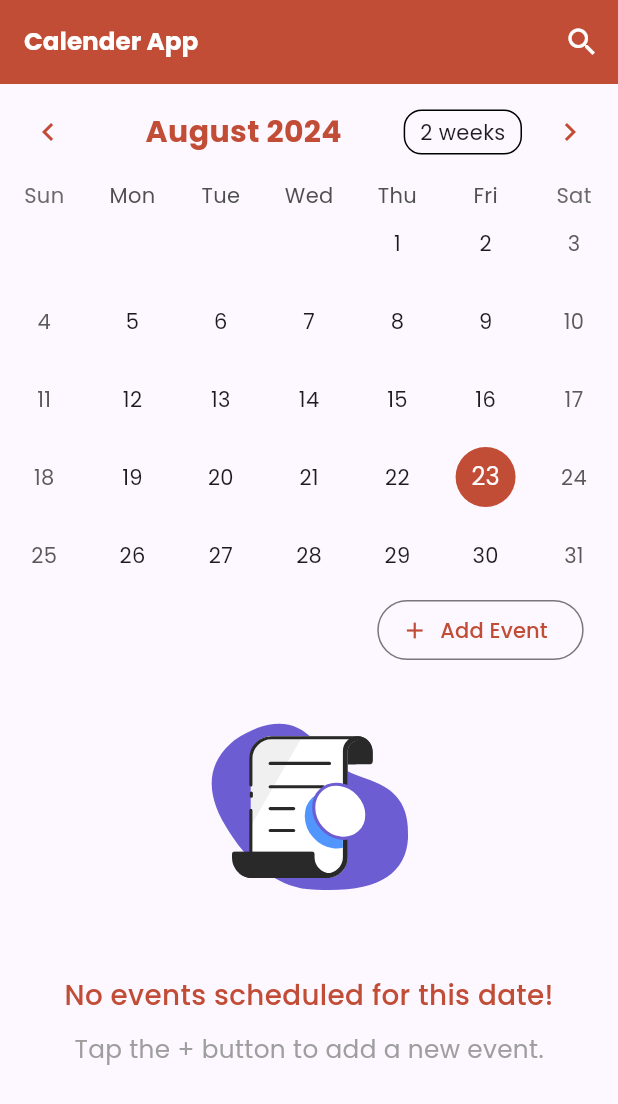
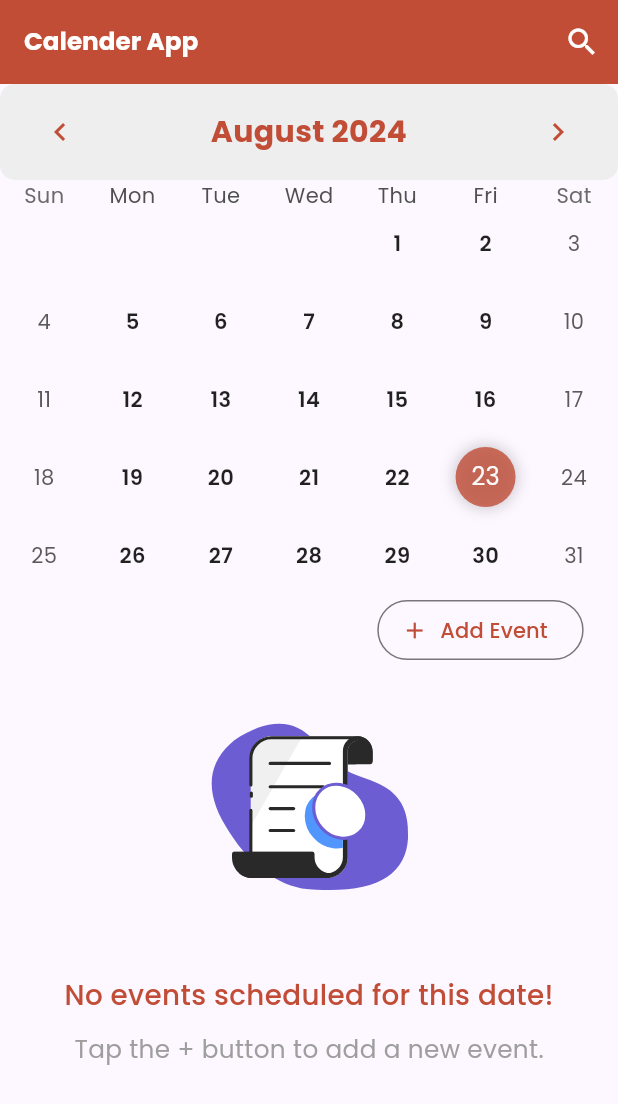
Before and after one commit to yasinpalash/Eventify, a Flutter app: the screen it shows after launch, on a phone screen of 412 x 824 dp. Shown: the top 1104 px of the screen. Run offline on Flutter 3.47's test engine with Material 3 defaults, Android fonts, the phone set to English and light mode, and no system bars; drawn by our look-alikes of table_calendar; our stand-ins replace file_picker, flutter_screenutil, flutter_secure_storage, get, google_fonts, hive and 2 more; accounts and stored records are empty.

Commit message:
mark day

```diff
--- a/lib/view/home_screen.dart
+++ b/lib/view/home_screen.dart
@@ -29,7 +29,8 @@ class _HomeScreenState extends State<HomeScreen> {
     Map<DateTime, List> eventMarkers = {};
 
     for (var event in events) {
-      DateTime eventDay = DateTime.utc(event.date.year, event.date.month, event.date.day);
+      DateTime eventDay =
+          DateTime.utc(event.date.year, event.date.month, event.date.day);
       if (eventMarkers[eventDay] == null) {
         eventMarkers[eventDay] = [event];
       } else {
@@ -115,50 +116,73 @@ class _HomeScreenState extends State<HomeScreen> {
                         daySelected = selectedDay;
                       });
                     },
-                    calendarStyle: const CalendarStyle(
+                    calendarStyle: CalendarStyle(
                       todayDecoration: BoxDecoration(
-                        color: AppColors.primaryColor,
+                        color: AppColors.primaryColor.withOpacity(0.8),
                         shape: BoxShape.circle,
+                        boxShadow: [
+                          BoxShadow(
+                            color: Colors.black.withOpacity(0.2),
+                            blurRadius: 8,
+                            spreadRadius: 1,
+                          ),
+                        ],
                       ),
                       selectedDecoration: BoxDecoration(
-                        color: Colors.deepOrange,
+                        color: Colors.grey,
                         shape: BoxShape.circle,
+                        boxShadow: [
+                          BoxShadow(
+                            color: Colors.black.withOpacity(0.3),
+                            blurRadius: 8,
+                            spreadRadius: 1,
                           ),
-                      holidayTextStyle: TextStyle(
-                        color: Colors.green,
+                        ],
+                      ),
+                      defaultTextStyle: const TextStyle(
+                        color: Colors.black87,
+                        fontWeight: FontWeight.w600,
                       ),
                       outsideDaysVisible: false,
                     ),
-                    headerStyle: const HeaderStyle(
-                      formatButtonVisible: true,
+                    headerStyle: HeaderStyle(
+                      formatButtonVisible: false,
                       titleCentered: true,
-                      titleTextStyle: TextStyle(
+                      titleTextStyle: const TextStyle(
                         fontSize: 20.0,
                         fontWeight: FontWeight.bold,
                         color: AppColors.primaryColor,
                       ),
-                      leftChevronIcon: Icon(
+                      leftChevronIcon: const Icon(
                         Icons.chevron_left,
                         color: AppColors.primaryColor,
                       ),
-                      rightChevronIcon: Icon(
+                      rightChevronIcon: const Icon(
                         Icons.chevron_right,
                         color: AppColors.primaryColor,
                       ),
+                      decoration: BoxDecoration(
+                        color: Colors.grey[200],
+                        borderRadius: BorderRadius.circular(10),
+                      ),
+                      headerPadding: const EdgeInsets.all(8.0),
                     ),
                     calendarBuilders: CalendarBuilders(
                       defaultBuilder: (context, day, focusedDay) {
                         if (eventMarkers.containsKey(day)) {
                           return Container(
-                            margin: const EdgeInsets.all(4.0),
+                            margin: const EdgeInsets.all(9.0),
                             decoration: BoxDecoration(
                               shape: BoxShape.circle,
-                              color: Colors.red, // Marking the day with events in red
+                              color: AppColors.primaryColor.withOpacity(0.3),
                             ),
                             child: Center(
                               child: Text(
                                 '${day.day}',
-                                style: TextStyle(color: Colors.white),
+                                style: const TextStyle(
+                                  color: Colors.black,
+                                  fontWeight: FontWeight.bold,
+                                ),
                               ),
                             ),
                           );
```
Lines whose indentation alone changed are shown as unchanged.
